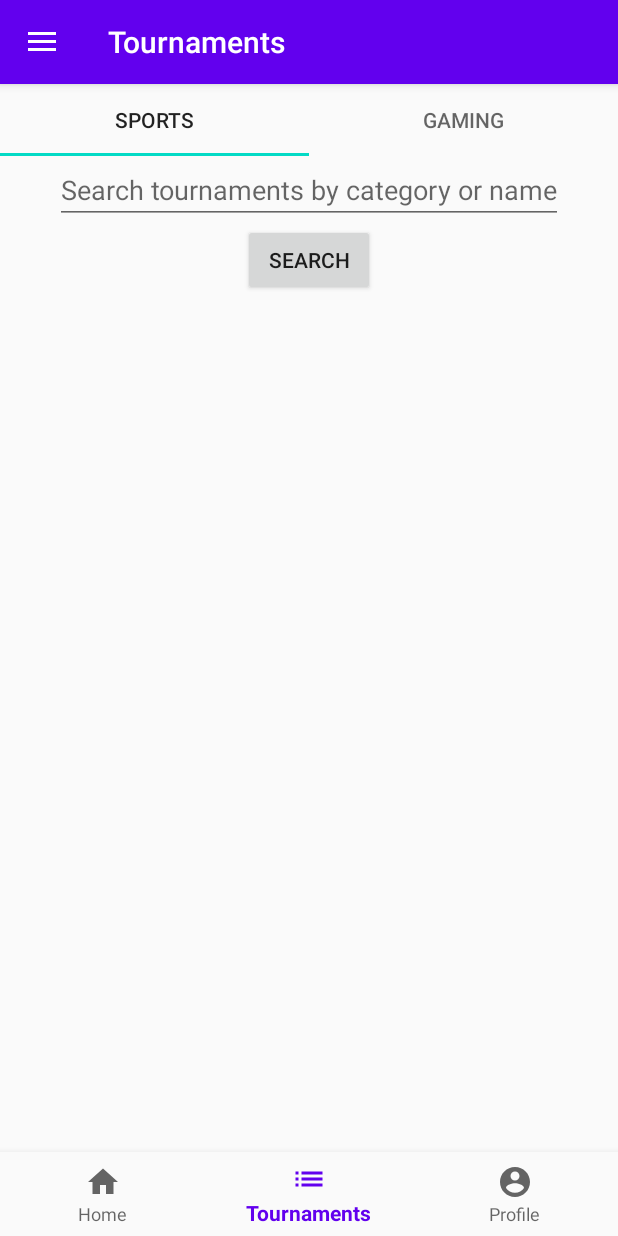
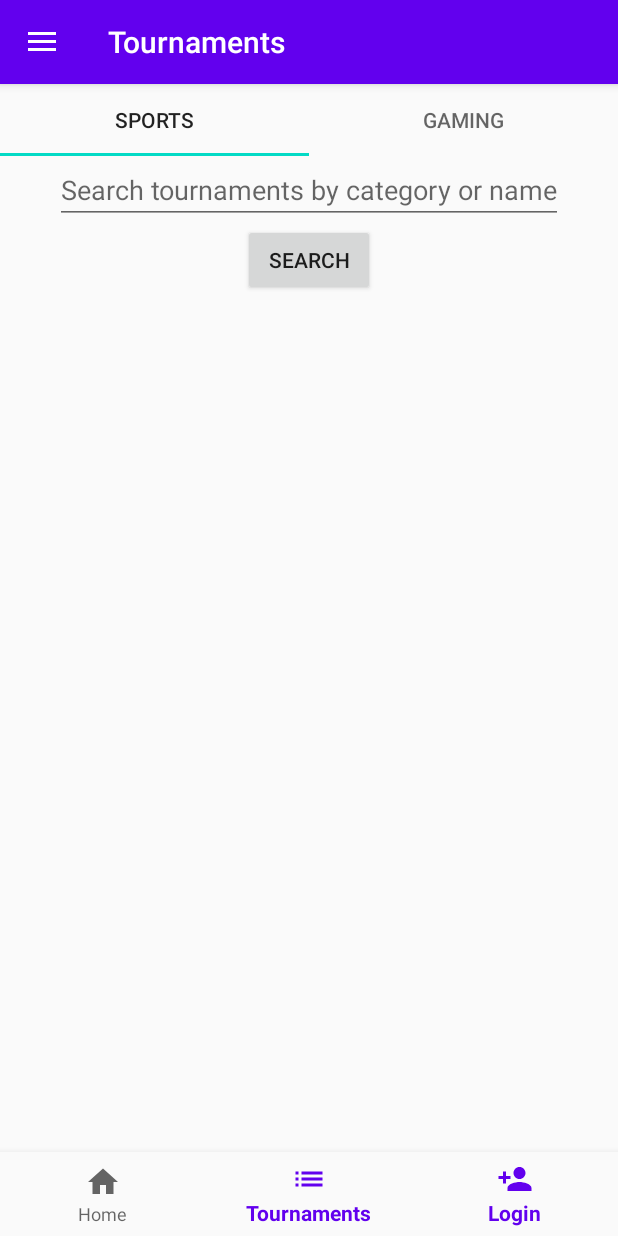
Before and after one commit to slowpokesheep/tournamentmanager, an Android app: the screen it shows after launch (MainActivity), in the side drawer, after a tap on "Tournaments", on a phone screen of 412 x 824 dp. Run offline under Robolectric (Android 15) with nearby library versions, the phone set to English and light mode, and no system bars; our stand-ins replace navigation-ui; libraries missing offline, so code that uses them is left out: com.apollographql.apollo; 5 statements that could not run were skipped.

Commit message:
login navigation done, minor visual glitch in bot navigator

```diff
--- a/app/src/main/java/is/hi/tournamentmanager/MainActivity.java
+++ b/app/src/main/java/is/hi/tournamentmanager/MainActivity.java
@@ -5,15 +5,12 @@ import android.os.Bundle;
 import android.util.Log;
 import android.view.MenuItem;
 import android.view.View;
-import android.widget.Button;
 import android.widget.ImageView;
 import android.widget.TextView;
 
 import com.google.android.material.bottomnavigation.BottomNavigationView;
 import com.google.android.material.navigation.NavigationView;
 
-import androidx.annotation.NonNull;
-import androidx.annotation.Nullable;
 import androidx.appcompat.app.AppCompatActivity;
 import androidx.appcompat.widget.Toolbar;
 import androidx.core.view.GravityCompat;
@@ -36,7 +33,7 @@ public class MainActivity extends AppCompatActivity {
     private DrawerLayout mDrawerLayout;
     private NavController navController;
 
-    private BottomNavigationView navView;
+    private BottomNavigationView navBotView;
     private NavigationView navDrawView;
 
     private SharedPref sp;
@@ -56,35 +53,45 @@ public class MainActivity extends AppCompatActivity {
         mDrawerLayout = findViewById(R.id.drawer_layout);
 
         // Find navigators to connect to tha nav controller
-        navView = findViewById(R.id.nav_view);
+        navBotView = findViewById(R.id.nav_view);
         navDrawView = findViewById(R.id.nav_draw_view);
 
         // Passing each menu ID as a set of Ids because each menu should be considered as top level destinations.
         mAppBarConfiguration = new AppBarConfiguration.Builder(R.id.nav_home, R.id.nav_tournaments, R.id.nav_collection_profile,
-                R.id.nav_profile, R.id.nav_dashboard, R.id.nav_notifications, R.id.nav_login, R.id.nav_signout).setDrawerLayout(mDrawerLayout).build();
+                R.id.nav_profile, R.id.nav_dashboard, R.id.nav_notifications, R.id.nav_login).setDrawerLayout(mDrawerLayout).build();
 
         // Init nav controller
         navController = Navigation.findNavController(this, R.id.nav_host_fragment);
         NavigationUI.setupActionBarWithNavController(this, navController, mAppBarConfiguration);
         NavigationUI.setupWithNavController(navDrawView, navController);
-        NavigationUI.setupWithNavController(navView, navController);
+        NavigationUI.setupWithNavController(navBotView, navController);
 
         // Init apollo client
         ApolloConnector.getInstance().setupApollo(getApplication(), this);
         // Init shared preferences
-        //SharedPref.init(getApplication());
-        sp = new SharedPref("MyPref", getApplication().getSharedPreferences("MyPref", 0));
+        sp = new SharedPref(getApplication().getSharedPreferences("MyPref", 0));
         // init Api repository
         ApiRepository.getInstance().init(this);
 
+        // Init login/signup state
+        updateNav(sp.getPref(), "username");
+
         // Listen to menu items and buttons
         observeSharedPref();
+
+        // Update login status if token is still present
+        if (sp.getToken() != null) {
+            sp.setLoginStatus(true);
+        } else {
+            sp.setLoginStatus(false);
+        }
     }
 
     public void observeSharedPref() {
 
         // Iterates through all of shared preferences keys on change
         SharedPreferences.OnSharedPreferenceChangeListener prefListener = (sharedPreferences, key) -> {
+
             ImageView image = findViewById(R.id.nav_drawer_image);
             TextView title = findViewById(R.id.nav_drawer_title);
             TextView subtitle = findViewById(R.id.nav_drawer_subtitle);
@@ -95,50 +102,97 @@ public class MainActivity extends AppCompatActivity {
                 title.setText(sharedPreferences.getString(key, getString(R.string.nav_drawer_title)));
                 String sub = null;
 
-                // Signup view
-                if (title.getText().equals("Tournament Manager")) {
+                // Signup view, not logged it
+                if (title.getText().equals(getString(R.string.nav_drawer_title))) {
+
+                    // Navigation drawer
                     image.setImageDrawable(getDrawable(R.drawable.ic_person_black_24dp));
                     navDrawView.getMenu().setGroupVisible(R.id.nav_drawer_menu_login, false);
                     navDrawView.getMenu().setGroupVisible(R.id.nav_drawer_menu_signup, true);
+                    sub = getString(R.string.nav_drawer_subtitle);
+
+                    // Bottom navigator
+                    navBotView.getMenu().setGroupVisible(R.id.nav_bot_menu_login, false);
+                    navBotView.getMenu().setGroupVisible(R.id.nav_bot_menu_signup, true);
                 }
-                // Login view
+                // Login view, logged it
                 else {
+
+                    // Naviagation drawer
                     image.setImageDrawable(getDrawable(R.drawable.ic_cake_black_24dp));
                     navDrawView.getMenu().setGroupVisible(R.id.nav_drawer_menu_login, true);
                     navDrawView.getMenu().setGroupVisible(R.id.nav_drawer_menu_signup, false);
                     sub = "The one and only!";
+
+                    // Bottom navigator
+                    navBotView.getMenu().setGroupVisible(R.id.nav_bot_menu_login, true);
+                    navBotView.getMenu().setGroupVisible(R.id.nav_bot_menu_signup, false);
                 }
 
-                subtitle.setText(sharedPreferences.getString(sub, getString(R.string.nav_drawer_subtitle)));
+                subtitle.setText(sub);
             }
-
         };
 
         // Register the listener to our shared preference
         sp.getPref().registerOnSharedPreferenceChangeListener(prefListener);
 
-        //MenuItem signOut = findViewById(R.id.sign_out_button);
+        // Hardcode item number
         MenuItem signOut = navDrawView.getMenu().getItem(5);
 
+        // On signout button click in navigation drawer, sign out, go to home screen and close navigation drawer
         signOut.setOnMenuItemClickListener(item -> {
-            Log.d("sign out button", "click");
-            //loginViewModel.refuseAuthentication();
+            Log.d("Sign out menu Item", "click");
             SharedPref.getInstance().clearUserInfo();
+            SharedPref.getInstance().setLoginStatus(false);
             navController.popBackStack(R.id.nav_home, false);
-            return false;
+            mDrawerLayout.closeDrawer(navDrawView);
+            return true;
         });
 
-        /*
-        Button signOut = (Button) navDrawView.getMenu().findItem(R.id.sign_out_button);
+    }
 
-        signOut.setOnClickListener(v -> {
-            Log.d("sign out button", "click");
-            //loginViewModel.refuseAuthentication();
-            SharedPref.getInstance().clearUserInfo();
-            navController.popBackStack(R.id.nav_home, false);
-        });
-        */
+    // Used by main activity to initialize the login/signup state
+    public void updateNav(SharedPreferences sharedPreferences, String key) {
+        View head = navDrawView.getHeaderView(0);
 
+        ImageView image = head.findViewById(R.id.nav_drawer_image);
+        TextView title = head.findViewById(R.id.nav_drawer_title);
+        TextView subtitle = head.findViewById(R.id.nav_drawer_subtitle);
+
+        if (key.equals("username")) {
+
+            // Lazy login check and change nav drawer title
+            title.setText(sharedPreferences.getString(key, getString(R.string.nav_drawer_title)));
+            String sub = null;
+
+            // Signup view, not logged in
+            if (title.getText().equals(getString(R.string.nav_drawer_title))) {
+
+                // Navigation drawer
+                image.setImageDrawable(getDrawable(R.drawable.ic_person_black_24dp));
+                navDrawView.getMenu().setGroupVisible(R.id.nav_drawer_menu_login, false);
+                navDrawView.getMenu().setGroupVisible(R.id.nav_drawer_menu_signup, true);
+
+                // Bottom navigator
+                navBotView.getMenu().setGroupVisible(R.id.nav_bot_menu_login, false);
+                navBotView.getMenu().setGroupVisible(R.id.nav_bot_menu_signup, true);
+            }
+            // Login view, logged in
+            else {
+
+                // Navigation drawer
+                image.setImageDrawable(getDrawable(R.drawable.ic_cake_black_24dp));
+                navDrawView.getMenu().setGroupVisible(R.id.nav_drawer_menu_login, true);
+                navDrawView.getMenu().setGroupVisible(R.id.nav_drawer_menu_signup, false);
+
+                // Bottom navigator
+                navBotView.getMenu().setGroupVisible(R.id.nav_bot_menu_login, true);
+                navBotView.getMenu().setGroupVisible(R.id.nav_bot_menu_signup, false);
+                sub = "The one and only!";
+            }
+
+            subtitle.setText(sharedPreferences.getString(sub, getString(R.string.nav_drawer_subtitle)));
+        }
     }
 
     // Handle back button
--- a/app/src/main/java/is/hi/tournamentmanager/ui/authentication/LoginFragment.java
+++ b/app/src/main/java/is/hi/tournamentmanager/ui/authentication/LoginFragment.java
@@ -20,6 +20,7 @@ import androidx.navigation.Navigation;
 import com.google.android.material.snackbar.Snackbar;
 
 import is.hi.tournamentmanager.R;
+import is.hi.tournamentmanager.utils.SharedPref;
 
 public class LoginFragment extends Fragment {
 
--- a/app/src/main/java/is/hi/tournamentmanager/utils/SharedPref.java
+++ b/app/src/main/java/is/hi/tournamentmanager/utils/SharedPref.java
@@ -6,24 +6,12 @@ import android.content.SharedPreferences;
 // singleton utility class for storing and getting shared preferences
 public class SharedPref {
     public static SharedPref sharedPref;
+    private final SharedPreferences pref;
+    private static boolean loginStatus;
 
-    //private static final String prefName = "MyPref";
-    private final String prefName;
-    private final SharedPreferences pref;
-
-    public SharedPref(String name, SharedPreferences pref) {
-        this.prefName = name;
+    public SharedPref(SharedPreferences pref) {
         this.pref = pref;
         sharedPref = this;
-    }
-
-    public static void init(Application app) {
-        /*
-        if (sharedPref != null) {
-            throw new AssertionError("You already initialized me");
-        }
-        */
-        //sharedPref = new SharedPref(app.getSharedPreferences(prefName, 0));
     }
 
     public static SharedPref getInstance() {
@@ -35,6 +23,15 @@ public class SharedPref {
 
     public SharedPreferences getPref() {
         return pref;
+    }
+
+    // Used to initalize loginStatus
+    public void setLoginStatus(boolean status) {
+        loginStatus = status;
+    }
+
+    public boolean isLoggedIn() {
+        return loginStatus;
     }
 
     public String getUsername() {
@@ -55,6 +52,8 @@ public class SharedPref {
         editor.putString("token", token);
         editor.putInt("user_id", userId);
         editor.commit();
+
+        loginStatus = true;
     }
 
     public void clearUserInfo() {
@@ -63,6 +62,8 @@ public class SharedPref {
         editor.remove("token");
         editor.remove("user_id");
         editor.commit();
+
+        loginStatus = false;
     }
 
 }
--- /dev/null
+++ b/app/src/main/res/drawable/ic_input_black_24dp.xml
@@ -0,0 +1,9 @@
+<vector xmlns:android="http://schemas.android.com/apk/res/android"
+        android:width="24dp"
+        android:height="24dp"
+        android:viewportWidth="24.0"
+        android:viewportHeight="24.0">
+    <path
+        android:fillColor="#FF000000"
+        android:pathData="M21,3.01H3c-1.1,0 -2,0.9 -2,2V9h2V4.99h18v14.03H3V15H1v4.01c0,1.1 0.9,1.98 2,1.98h18c1.1,0 2,-0.88 2,-1.98v-14c0,-1.11 -0.9,-2 -2,-2zM11,16l4,-4 -4,-4v3H1v2h10v3z"/>
+</vector>
--- a/app/src/main/res/menu/nav_bottom.xml
+++ b/app/src/main/res/menu/nav_bottom.xml
@@ -1,5 +1,6 @@
 <?xml version="1.0" encoding="utf-8"?>
 <menu xmlns:android="http://schemas.android.com/apk/res/android">
+
 
     <item
         android:id="@+id/nav_home"
@@ -11,9 +12,24 @@
         android:icon="@drawable/ic_list_black_24dp"
         android:title="@string/menu_tournaments" />
 
-    <item
-        android:id="@+id/nav_collection_profile"
-        android:icon="@drawable/ic_account_circle_black_24dp"
-        android:title="@string/menu_profile" />
+
+    <group
+        android:id="@+id/nav_bot_menu_signup"
+        >
+        <item
+            android:id="@+id/nav_login"
+            android:icon="@drawable/ic_person_add_black_24dp"
+            android:title="@string/menu_login" />
+    </group>
+
+    <group
+        android:id="@+id/nav_bot_menu_login"
+        android:checkableBehavior="single"
+        >
+        <item
+            android:id="@+id/nav_collection_profile"
+            android:icon="@drawable/ic_account_circle_black_24dp"
+            android:title="@string/menu_profile" />
+    </group>
 
 </menu>
--- a/app/src/main/res/menu/nav_drawer.xml
+++ b/app/src/main/res/menu/nav_drawer.xml
@@ -33,13 +33,10 @@
             android:id="@+id/nav_newtournament"
             android:icon="@drawable/ic_account_circle_black_24dp"
             android:title="@string/menu_new_tournament" />
-
         <item
             android:id = "@+id/nav_signout"
-            android:layout_width = "wrap_content"
-            android:layout_height = "wrap_content"
+            android:icon="@drawable/ic_input_black_24dp"
             android:title="@string/menu_signout"
-            android:layout_marginBottom="100dp"
             />
     </group>
 </menu>
--- a/app/src/main/res/navigation/mobile_navigation.xml
+++ b/app/src/main/res/navigation/mobile_navigation.xml
@@ -52,11 +52,6 @@
         android:name="is.hi.tournamentmanager.ui.authentication.LoginFragment"
         android:label="@string/menu_login"
         tools:layout="@layout/fragment_login" />
-    <fragment
-        android:id="@+id/nav_signout"
-        android:name="is.hi.tournamentmanager.ui.authentication.LoginFragment"
-        android:label="@string/menu_login"
-        tools:layout="@layout/fragment_login" />
 
     <fragment
         android:id="@+id/nav_tournament"
```
Also changed, not shown: app/src/main/java/is/hi/tournamentmanager/ui/authentication/LoginViewModel.java (+7 -0 lines), app/src/main/java/is/hi/tournamentmanager/ui/profile/ProfileFragment.java (+0 -9 lines), app/src/main/res/layout/fragment_profile.xml (+0 -11 lines).
